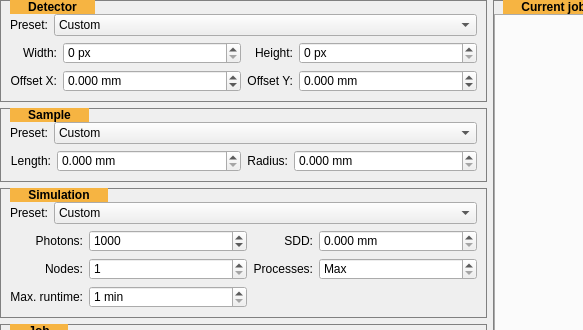
First picture: the form in gui/mainTemplate.ui, repository jozef-p021/AbsCor, before the edit; both pictures show x 0 to 583 and y 0 to 330 of the 1045 by 571 pixel window.
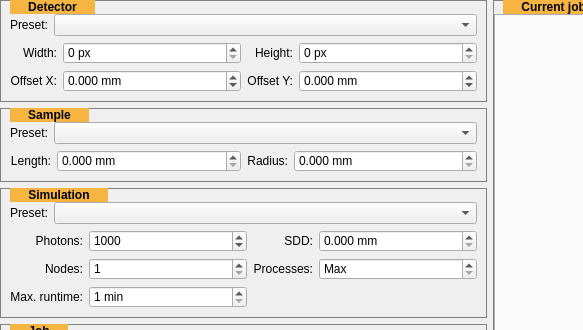
Second picture: the form after the edit.

```diff
--- a/gui/mainTemplate.ui
+++ b/gui/mainTemplate.ui
@@ -90,11 +90,6 @@
           <verstretch>0</verstretch>
          </sizepolicy>
         </property>
-        <item>
-         <property name="text">
-          <string>Custom</string>
-         </property>
-        </item>
        </widget>
       </item>
       <item row="2" column="0" colspan="2">
@@ -314,11 +309,6 @@
           <verstretch>0</verstretch>
          </sizepolicy>
         </property>
-        <item>
-         <property name="text">
-          <string>Custom</string>
-         </property>
-        </item>
        </widget>
       </item>
       <item row="1" column="0" colspan="2">
@@ -832,11 +822,6 @@
           <verstretch>0</verstretch>
          </sizepolicy>
         </property>
-        <item>
-         <property name="text">
-          <string>Custom</string>
-         </property>
-        </item>
        </widget>
       </item>
      </layout>
```
Left out of the diff: 73 changed lines with no effect on the pictures.
